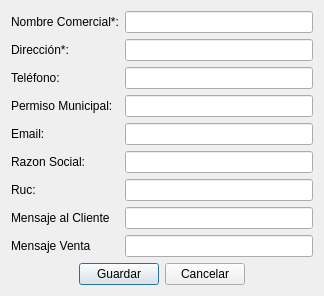
rodety/Jireh, file vitrina/ui_tienda_agregar.ui: the form before one commit.
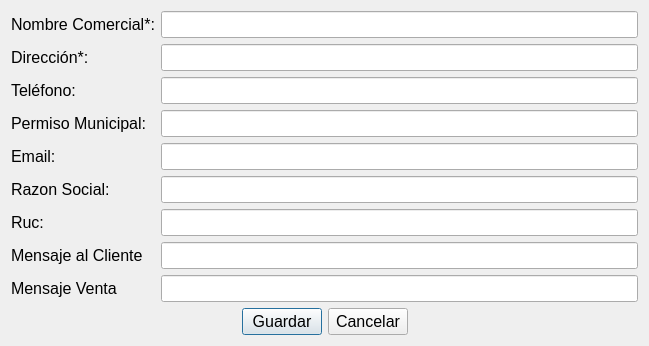
The form after the commit.

Diff of the .ui file:
```diff
--- a/vitrina/ui_tienda_agregar.ui
+++ b/vitrina/ui_tienda_agregar.ui
@@ -6,10 +6,15 @@
    <rect>
     <x>0</x>
     <y>0</y>
-    <width>324</width>
-    <height>279</height>
+    <width>649</width>
+    <height>328</height>
    </rect>
   </property>
+  <property name="font">
+   <font>
+    <pointsize>12</pointsize>
+   </font>
+  </property>
   <property name="windowTitle">
    <string>Agregar Tienda</string>
   </property>
```
